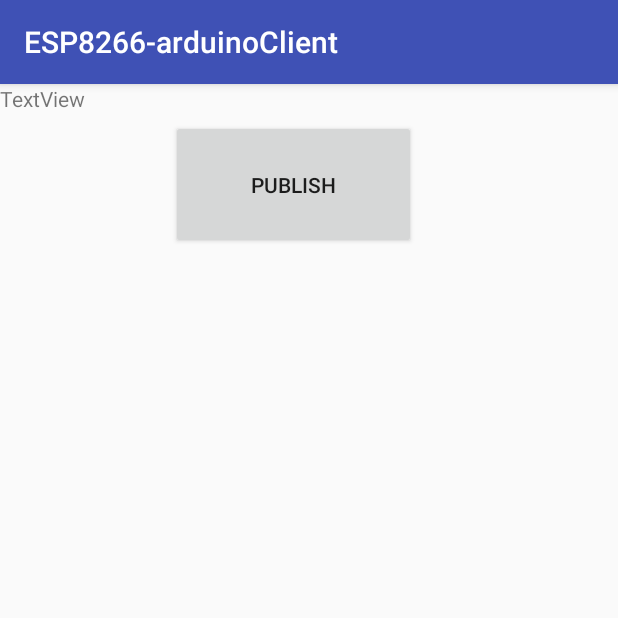
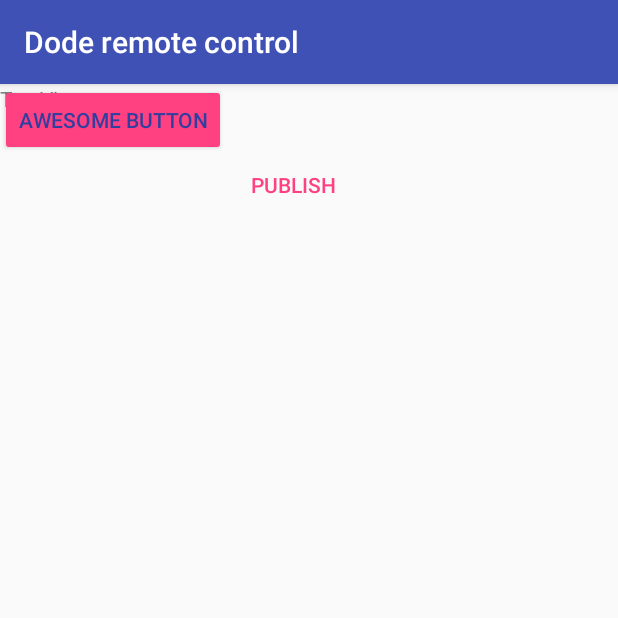
Before and after one commit to karinsmguerrero/Dode, an Android app: the screen it shows after launch (MainActivity), on a phone screen of 412 x 824 dp, the top half of it. Run offline under Robolectric (Android 15) with nearby library versions, the phone set to English and light mode, and no system bars; libraries missing offline, so code that uses them is left out: org.eclipse.paho; 6 statements that could not run were skipped.

```diff
--- a/DodeControl/app/src/main/res/layout/activity_main.xml
+++ b/DodeControl/app/src/main/res/layout/activity_main.xml
@@ -6,7 +6,7 @@
     android:layout_height="match_parent"
     tools:context=".MainActivity">
 
-    <Button
+    <Button style="@style/Widget.AppCompat.Button.Borderless.Colored"
         android:id="@+id/button"
         android:layout_width="163dp"
         android:layout_height="86dp"
@@ -21,6 +21,14 @@
         app:layout_constraintStart_toStartOf="parent"
         app:layout_constraintTop_toTopOf="parent" />
 
+    <android.support.v7.widget.AppCompatButton
+        android:id="@+id/buttonAwesome"
+        android:layout_width="wrap_content"
+        android:layout_height="wrap_content"
+        android:text="Awesome Button"
+        android:textColor="#303F9F"
+        app:backgroundTint="#FF4081"/>
+
     <TextView
         android:id="@+id/SubTExt"
         android:layout_width="wrap_content"
--- a/DodeControl/app/src/main/res/values/strings.xml
+++ b/DodeControl/app/src/main/res/values/strings.xml
@@ -1,3 +1,3 @@
 <resources>
-    <string name="app_name">ESP8266-arduinoClient</string>
+    <string name="app_name">Dode remote control</string>
 </resources>
```
Also changed, not shown: 3 other files.
